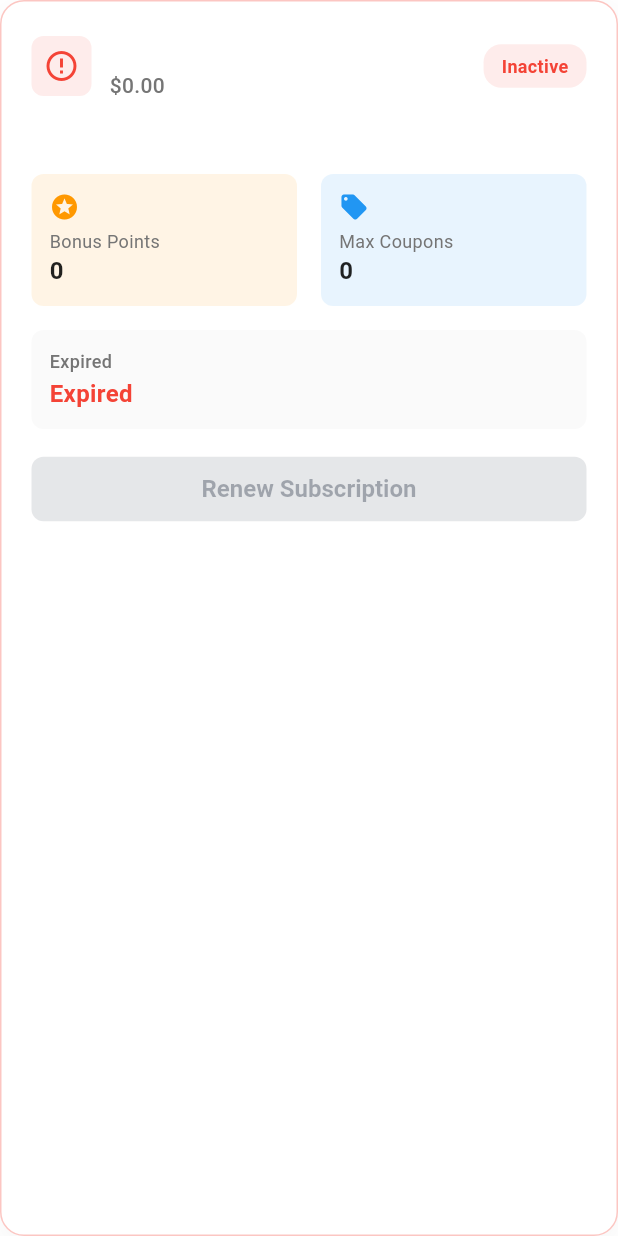
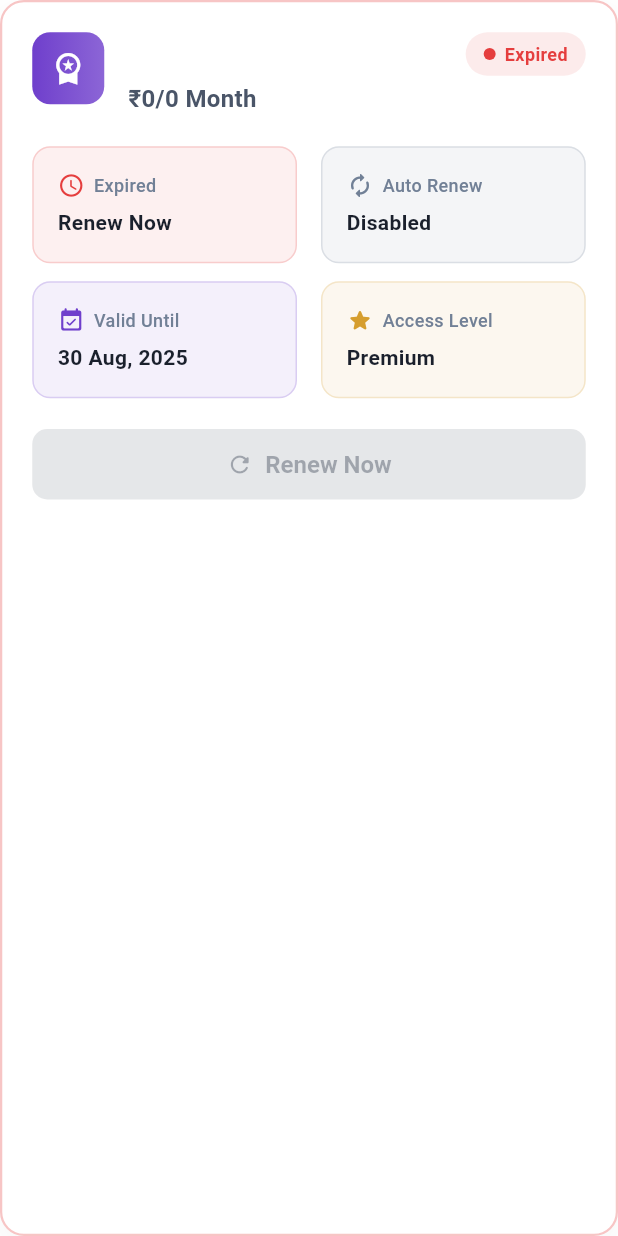
Before and after one commit to KartikPatelOfficial/savedge, a Flutter app: the SubscriptionStatusCard widget shown alone on an empty page, opened directly with empty values, on a phone screen of 412 x 824 dp. Run offline on Flutter 3.47's test engine with Material 3 defaults, Android fonts, the phone set to English and light mode, and no system bars; our stand-ins replace cached_network_image, country_picker, dartz, dio, equatable, flutter_bloc and 11 more; missing offline and left inert: mobile_scanner, razorpay_flutter; accounts and stored records are empty; generated files the repository leaves out were written again; network calls fail.

Commit message:
Refactor user profile and subscription handling
- Updated UserProfileResponse3 extension to streamline profile completion checks.
- Enhanced ProfilePage to utilize new subscription model, including active subscription checks and UI updates.
- Replaced error view with a RefreshIndicator for better user experience.
- Improved SubscriptionStatusCard to reflect new subscription model and UI enhancements.
- Adjusted ProfileStatsCard to align with updated subscription information.
- Added methods for managing subscriptions and converting subscription info for navigation.

```diff
--- a/lib/features/auth/data/models/user_profile_models.dart
+++ b/lib/features/auth/data/models/user_profile_models.dart
@@ -93,8 +93,7 @@ abstract class SubscriptionInfo with _$SubscriptionInfo {
 /// Extension methods for user profile
 extension UserProfileResponse3Extensions on UserProfileResponse3 {
   /// Check if user has completed their basic profile
-  bool get hasCompletedProfile =>
-      firstName.isNotEmpty && lastName.isNotEmpty;
+  bool get hasCompletedProfile => firstName.isNotEmpty && lastName.isNotEmpty;
 
   /// Check if user is an employee
   bool get isEmployee => roles.contains('Employee');
--- a/lib/features/user_profile/presentation/widgets/profile_stats_card.dart
+++ b/lib/features/user_profile/presentation/widgets/profile_stats_card.dart
@@ -64,7 +64,7 @@ class ProfileStatsCard extends StatelessWidget {
               const SizedBox(height: 12),
               Text(
                 value,
-                style: Theme.of(context).textTheme.headlineMedium?.copyWith(
+                style: Theme.of(context).textTheme.headlineSmall?.copyWith(
                   fontWeight: FontWeight.w700,
                   color: Colors.grey[800],
                 ),
--- a/lib/features/user_profile/presentation/widgets/subscription_status_card.dart
+++ b/lib/features/user_profile/presentation/widgets/subscription_status_card.dart
@@ -1,5 +1,5 @@
 import 'package:flutter/material.dart';
-import 'package:savedge/features/subscription/domain/entities/active_subscription.dart';
+import 'package:savedge/features/auth/data/models/user_profile_models.dart';
 
 /// Widget to display subscription status information
 class SubscriptionStatusCard extends StatelessWidget {
@@ -10,7 +10,7 @@ class SubscriptionStatusCard extends StatelessWidget {
     this.onUpgradeTap,
   });
 
-  final ActiveSubscription? activeSubscription;
+  final SubscriptionInfo? activeSubscription;
   final VoidCallback? onManageSubscriptionTap;
   final VoidCallback? onUpgradeTap;
 
@@ -49,55 +49,52 @@ class SubscriptionStatusCard extends StatelessWidget {
           Row(
             children: [
               Container(
-                padding: const EdgeInsets.all(8),
+                padding: const EdgeInsets.all(10),
                 decoration: BoxDecoration(
                   color: Colors.white.withOpacity(0.2),
-                  borderRadius: BorderRadius.circular(8),
+                  borderRadius: BorderRadius.circular(12),
                 ),
                 child: const Icon(
-                  Icons.star_outline,
+                  Icons.workspace_premium,
                   color: Colors.white,
-                  size: 24,
+                  size: 28,
                 ),
               ),
-              const SizedBox(width: 12),
-              Expanded(
+              const SizedBox(width: 16),
+              const Expanded(
                 child: Column(
                   crossAxisAlignment: CrossAxisAlignment.start,
                   children: [
-                    const Text(
-                      'No Active Subscription',
+                    Text(
+                      'Get Premium',
                       style: TextStyle(
+                        fontSize: 20,
+                        fontWeight: FontWeight.w700,
                         color: Colors.white,
-                        fontSize: 18,
-                        fontWeight: FontWeight.w600,
                       ),
                     ),
                     Text(
-                      'Unlock premium features with a subscription',
-                      style: TextStyle(
-                        color: Colors.white.withOpacity(0.8),
-                        fontSize: 14,
-                      ),
+                      'Unlock exclusive coupons and benefits',
+                      style: TextStyle(fontSize: 14, color: Colors.white70),
                     ),
                   ],
                 ),
               ),
             ],
           ),
-          const SizedBox(height: 16),
-          SizedBox(
-            width: double.infinity,
-            child: ElevatedButton(
+          const SizedBox(height: 20),
+          Row(
+            children: [
+              Expanded(
+                child: OutlinedButton(
                   onPressed: onUpgradeTap,
-              style: ElevatedButton.styleFrom(
-                backgroundColor: Colors.white,
-                foregroundColor: const Color(0xFF6F3FCC),
+                  style: OutlinedButton.styleFrom(
+                    foregroundColor: Colors.white,
+                    side: const BorderSide(color: Colors.white, width: 1.5),
                     padding: const EdgeInsets.symmetric(vertical: 12),
                     shape: RoundedRectangleBorder(
                       borderRadius: BorderRadius.circular(8),
                     ),
-                elevation: 0,
                   ),
                   child: const Text(
                     'View Plans',
@@ -107,26 +104,41 @@ class SubscriptionStatusCard extends StatelessWidget {
               ),
             ],
           ),
+        ],
+      ),
     );
   }
 
   Widget _buildActiveSubscriptionCard(BuildContext context) {
     final subscription = activeSubscription!;
-    final isExpiring = subscription.isExpiringSoon;
-    final hasExpired = subscription.hasExpired;
+    final now = DateTime.now();
+    final daysRemaining = subscription.endDate.difference(now).inDays;
+    final isExpiring = daysRemaining <= 15 && daysRemaining > 0;
+    final hasExpired = !subscription.isActive || daysRemaining <= 0;
+
+    // Calculate subscription duration in months
+    final duration =
+        subscription.endDate.difference(subscription.startDate).inDays ~/ 30;
+    final durationText = duration >= 12
+        ? '${duration ~/ 12} Year${duration ~/ 12 > 1 ? 's' : ''}'
+        : '$duration Month${duration > 1 ? 's' : ''}';
 
     Color statusColor;
     Color backgroundColor;
+    String statusText;
 
     if (hasExpired) {
-      statusColor = Colors.red;
-      backgroundColor = Colors.red.withOpacity(0.1);
+      statusColor = const Color(0xFFE53E3E);
+      backgroundColor = const Color(0xFFE53E3E).withOpacity(0.1);
+      statusText = 'Expired';
     } else if (isExpiring) {
-      statusColor = Colors.orange;
-      backgroundColor = Colors.orange.withOpacity(0.1);
+      statusColor = const Color(0xFFD69E2E);
+      backgroundColor = const Color(0xFFD69E2E).withOpacity(0.1);
+      statusText = 'Expiring Soon';
     } else {
-      statusColor = Colors.green;
-      backgroundColor = Colors.green.withOpacity(0.1);
+      statusColor = const Color(0xFF38A169);
+      backgroundColor = const Color(0xFF38A169).withOpacity(0.1);
+      statusText = 'Active';
     }
 
     return Container(
@@ -135,39 +147,41 @@ class SubscriptionStatusCard extends StatelessWidget {
       decoration: BoxDecoration(
         color: Colors.white,
         borderRadius: BorderRadius.circular(16),
-        border: Border.all(color: statusColor.withOpacity(0.3), width: 1),
+        border: Border.all(color: statusColor.withOpacity(0.3), width: 1.5),
         boxShadow: [
           BoxShadow(
             color: Colors.grey.withOpacity(0.1),
             spreadRadius: 0,
-            blurRadius: 15,
-            offset: const Offset(0, 5),
+            blurRadius: 20,
+            offset: const Offset(0, 8),
           ),
         ],
       ),
       child: Column(
         crossAxisAlignment: CrossAxisAlignment.start,
         children: [
-          // Header
+          // Header with subscription info and status
           Row(
+            crossAxisAlignment: CrossAxisAlignment.start,
             children: [
               Container(
-                padding: const EdgeInsets.all(8),
+                padding: const EdgeInsets.all(12),
                 decoration: BoxDecoration(
-                  color: backgroundColor,
-                  borderRadius: BorderRadius.circular(8),
+                  gradient: LinearGradient(
+                    colors: [
+                      const Color(0xFF6F3FCC),
+                      const Color(0xFF6F3FCC).withOpacity(0.8),
+                    ],
                   ),
-                child: Icon(
-                  hasExpired
-                      ? Icons.error_outline
-                      : isExpiring
-                      ? Icons.warning_amber
-                      : Icons.star,
-                  color: statusColor,
+                  borderRadius: BorderRadius.circular(12),
+                ),
+                child: const Icon(
+                  Icons.workspace_premium,
+                  color: Colors.white,
                   size: 24,
                 ),
               ),
-              const SizedBox(width: 12),
+              const SizedBox(width: 16),
               Expanded(
                 child: Column(
                   crossAxisAlignment: CrossAxisAlignment.start,
@@ -175,17 +189,18 @@ class SubscriptionStatusCard extends StatelessWidget {
                     Text(
                       subscription.planName,
                       style: const TextStyle(
-                        fontSize: 18,
-                        fontWeight: FontWeight.w600,
-                        color: Colors.black87,
+                        fontSize: 20,
+                        fontWeight: FontWeight.w700,
+                        color: Color(0xFF1A202C),
                       ),
                     ),
+                    const SizedBox(height: 4),
                     Text(
-                      subscription.priceDisplay,
-                      style: TextStyle(
-                        fontSize: 14,
-                        color: Colors.grey[600],
-                        fontWeight: FontWeight.w500,
+                      '₹${subscription.price.toStringAsFixed(0)}/$durationText',
+                      style: const TextStyle(
+                        fontSize: 16,
+                        fontWeight: FontWeight.w600,
+                        color: Color(0xFF4A5568),
                       ),
                     ),
                   ],
@@ -198,153 +213,263 @@ class SubscriptionStatusCard extends StatelessWidget {
                 ),
                 decoration: BoxDecoration(
                   color: backgroundColor,
-                  borderRadius: BorderRadius.circular(12),
+                  borderRadius: BorderRadius.circular(20),
                 ),
-                child: Text(
-                  subscription.statusDisplay,
+                child: Row(
+                  mainAxisSize: MainAxisSize.min,
+                  children: [
+                    Container(
+                      width: 8,
+                      height: 8,
+                      decoration: BoxDecoration(
+                        color: statusColor,
+                        borderRadius: BorderRadius.circular(4),
+                      ),
+                    ),
+                    const SizedBox(width: 6),
+                    Text(
+                      statusText,
                       style: TextStyle(
-                    color: statusColor,
                         fontSize: 12,
                         fontWeight: FontWeight.w600,
+                        color: statusColor,
                       ),
+                    ),
+                  ],
                 ),
               ),
             ],
           ),
 
-          const SizedBox(height: 16),
+          const SizedBox(height: 20),
 
-          // Subscription details
-          if (subscription.description != null) ...[
-            Text(
-              subscription.description!,
-              style: TextStyle(color: Colors.grey[600], fontSize: 14),
-            ),
-            const SizedBox(height: 12),
-          ],
-
-          // Benefits row
+          // Benefits/Features Grid
           Row(
             children: [
               Expanded(
-                child: _buildBenefitItem(
-                  icon: Icons.stars,
-                  label: 'Bonus Points',
-                  value: '${subscription.bonusPoints}',
-                  color: Colors.orange,
+                child: _buildFeatureItem(
+                  icon: Icons.access_time_rounded,
+                  label: hasExpired ? 'Expired' : 'Expires In',
+                  value: hasExpired
+                      ? 'Renew Now'
+                      : daysRemaining == 0
+                      ? 'Today'
+                      : daysRemaining == 1
+                      ? '1 Day'
+                      : '$daysRemaining Days',
+                  color: statusColor,
                 ),
               ),
               const SizedBox(width: 16),
               Expanded(
-                child: _buildBenefitItem(
-                  icon: Icons.local_offer,
-                  label: 'Max Coupons',
-                  value: subscription.maxCoupons == -1
-                      ? 'Unlimited'
-                      : '${subscription.maxCoupons}',
-                  color: Colors.blue,
+                child: _buildFeatureItem(
+                  icon: Icons.autorenew_rounded,
+                  label: 'Auto Renew',
+                  value: subscription.autoRenew ? 'Enabled' : 'Disabled',
+                  color: subscription.autoRenew
+                      ? const Color(0xFF38A169)
+                      : const Color(0xFF718096),
                 ),
               ),
             ],
           ),
 
-          const SizedBox(height: 16),
+          const SizedBox(height: 12),
 
-          // Time remaining
-          Container(
-            width: double.infinity,
-            padding: const EdgeInsets.all(12),
-            decoration: BoxDecoration(
-              color: Colors.grey[50],
-              borderRadius: BorderRadius.circular(8),
-            ),
-            child: Column(
-              crossAxisAlignment: CrossAxisAlignment.start,
+          Row(
             children: [
-                Text(
-                  hasExpired ? 'Expired' : 'Time Remaining',
-                  style: TextStyle(
-                    fontSize: 12,
-                    color: Colors.grey[600],
-                    fontWeight: FontWeight.w500,
+              Expanded(
+                child: _buildFeatureItem(
+                  icon: Icons.event_available_rounded,
+                  label: 'Valid Until',
+                  value: _formatDate(subscription.endDate),
+                  color: const Color(0xFF6F3FCC),
                 ),
               ),
-                const SizedBox(height: 2),
-                Text(
-                  subscription.remainingTimeDisplay,
-                  style: TextStyle(
-                    fontSize: 16,
-                    fontWeight: FontWeight.w600,
-                    color: statusColor,
+              const SizedBox(width: 16),
+              Expanded(
+                child: _buildFeatureItem(
+                  icon: Icons.star_rounded,
+                  label: 'Access Level',
+                  value: 'Premium',
+                  color: const Color(0xFFD69E2E),
                 ),
               ),
-                if (!hasExpired) ...[
-                  const SizedBox(height: 4),
-                  Text(
-                    'Valid until ${subscription.endDate.day}/${subscription.endDate.month}/${subscription.endDate.year}',
-                    style: TextStyle(fontSize: 12, color: Colors.grey[600]),
-                  ),
-                ],
             ],
           ),
-          ),
 
-          const SizedBox(height: 16),
+          const SizedBox(height: 20),
 
           // Action buttons
           Row(
             children: [
               if (hasExpired) ...[
                 Expanded(
-                  child: ElevatedButton(
+                  child: ElevatedButton.icon(
                     onPressed: onUpgradeTap,
+                    icon: const Icon(Icons.refresh_rounded, size: 18),
+                    label: const Text('Renew Now'),
                     style: ElevatedButton.styleFrom(
                       backgroundColor: const Color(0xFF6F3FCC),
                       foregroundColor: Colors.white,
-                      padding: const EdgeInsets.symmetric(vertical: 12),
+                      padding: const EdgeInsets.symmetric(vertical: 14),
                       shape: RoundedRectangleBorder(
-                        borderRadius: BorderRadius.circular(8),
+                        borderRadius: BorderRadius.circular(10),
+                      ),
+                      elevation: 2,
                     ),
                   ),
-                    child: const Text('Renew Subscription'),
+                ),
+              ] else ...[
+                if (isExpiring) ...[
+                  Expanded(
+                    child: ElevatedButton.icon(
+                      onPressed: onUpgradeTap,
+                      icon: const Icon(Icons.refresh_rounded, size: 18),
+                      label: const Text('Renew'),
+                      style: ElevatedButton.styleFrom(
+                        backgroundColor: const Color(0xFFD69E2E),
+                        foregroundColor: Colors.white,
+                        padding: const EdgeInsets.symmetric(vertical: 14),
+                        shape: RoundedRectangleBorder(
+                          borderRadius: BorderRadius.circular(10),
+                        ),
+                        elevation: 2,
                       ),
                     ),
-              ]
+                  ),
                 ],
+              ],
+            ],
+          ),
+
+          // Expiring warning
+          if (isExpiring && !hasExpired) ...[
+            const SizedBox(height: 16),
+            Container(
+              width: double.infinity,
+              padding: const EdgeInsets.all(12),
+              decoration: BoxDecoration(
+                color: const Color(0xFFD69E2E).withOpacity(0.1),
+                borderRadius: BorderRadius.circular(8),
+                border: Border.all(
+                  color: const Color(0xFFD69E2E).withOpacity(0.3),
+                  width: 1,
+                ),
+              ),
+              child: Row(
+                children: [
+                  const Icon(
+                    Icons.warning_amber_rounded,
+                    color: Color(0xFFD69E2E),
+                    size: 20,
+                  ),
+                  const SizedBox(width: 8),
+                  Expanded(
+                    child: Text(
+                      'Your subscription expires in $daysRemaining ${daysRemaining == 1 ? 'day' : 'days'}. Renew to continue enjoying premium benefits.',
+                      style: const TextStyle(
+                        fontSize: 12,
+                        color: Color(0xFFD69E2E),
+                        fontWeight: FontWeight.w500,
+                      ),
+                    ),
+                  ),
+                ],
+              ),
+            ),
+          ],
+        ],
+      ),
+    );
+  }
+
+  Widget _buildFeatureItem({
+    required IconData icon,
+    required String label,
+    required String value,
+    required Color color,
+  }) {
+    return Container(
+      padding: const EdgeInsets.all(16),
+      decoration: BoxDecoration(
+        color: color.withOpacity(0.08),
+        borderRadius: BorderRadius.circular(12),
+        border: Border.all(color: color.withOpacity(0.2), width: 1),
+      ),
+      child: Column(
+        crossAxisAlignment: CrossAxisAlignment.start,
+        children: [
+          Row(
+            children: [
+              Icon(icon, color: color, size: 18),
+              const SizedBox(width: 6),
+              Expanded(
+                child: Text(
+                  label,
+                  style: const TextStyle(
+                    fontSize: 12,
+                    color: Color(0xFF718096),
+                    fontWeight: FontWeight.w500,
+                  ),
+                ),
+              ),
+            ],
+          ),
+          const SizedBox(height: 6),
+          Text(
+            value,
+            style: const TextStyle(
+              fontSize: 14,
+              fontWeight: FontWeight.w700,
+              color: Color(0xFF1A202C),
+            ),
           ),
         ],
       ),
     );
   }
 
-  Widget _buildBenefitItem({
-    required IconData icon,
-    required String label,
-    required String value,
-    required Color color,
-  }) {
-    return Container(
-      padding: const EdgeInsets.all(12),
-      decoration: BoxDecoration(
-        color: color.withOpacity(0.1),
-        borderRadius: BorderRadius.circular(8),
-      ),
-      child: Column(
-        crossAxisAlignment: CrossAxisAlignment.start,
-        children: [
-          Icon(icon, color: color, size: 20),
-          const SizedBox(height: 4),
-          Text(label, style: TextStyle(fontSize: 12, color: Colors.grey[600])),
-          Text(
-            value,
-            style: const TextStyle(
-              fontSize: 16,
-              fontWeight: FontWeight.w600,
-              color: Colors.black87,
-            ),
-          ),
-        ],
-      ),
-    );
+  String _formatDate(DateTime date) {
+    const months = [
+      'Jan',
+      'Feb',
+      'Mar',
+      'Apr',
+      'May',
+      'Jun',
+      'Jul',
+      'Aug',
+      'Sep',
+      'Oct',
+      'Nov',
+      'Dec',
+    ];
+    return '${date.day} ${months[date.month - 1]}, ${date.year}';
   }
 }
+
+/// Extension methods for SubscriptionInfo
+extension SubscriptionInfoExtensions on SubscriptionInfo {
+  /// Check if subscription is expiring within specified days
+  bool isExpiringWithin(int days) {
+    final now = DateTime.now();
+    final daysRemaining = endDate.difference(now).inDays;
+    return daysRemaining <= days && daysRemaining > 0;
+  }
+
+  /// Check if subscription is currently active (not expired)
+  bool get isCurrentlyActive {
+    final now = DateTime.now();
+    return isActive && endDate.isAfter(now);
+  }
+
+  /// Get formatted price display
+  String get priceDisplay => '₹${price.toStringAsFixed(0)}';
+
+  /// Get remaining days
+  int get daysRemaining {
+    final now = DateTime.now();
+    return endDate.difference(now).inDays;
+  }
+}
```
Also changed, not shown: lib/features/user_profile/presentation/pages/profile_page.dart (+89 -84 lines). Lines whose indentation alone changed are shown as unchanged.
